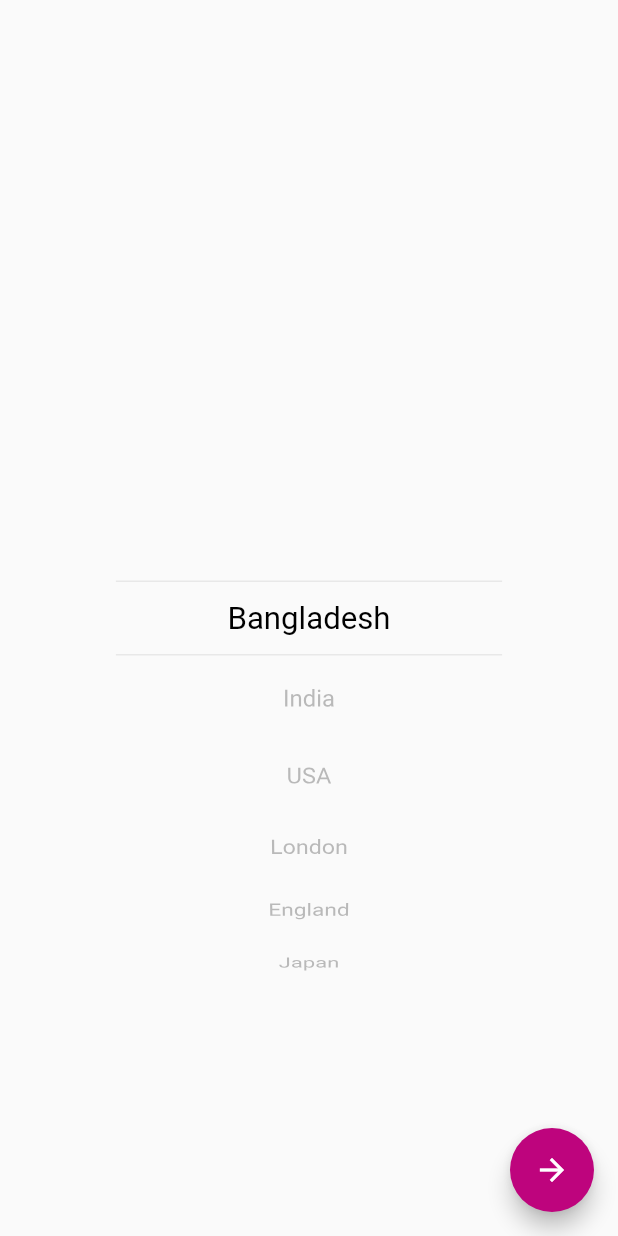
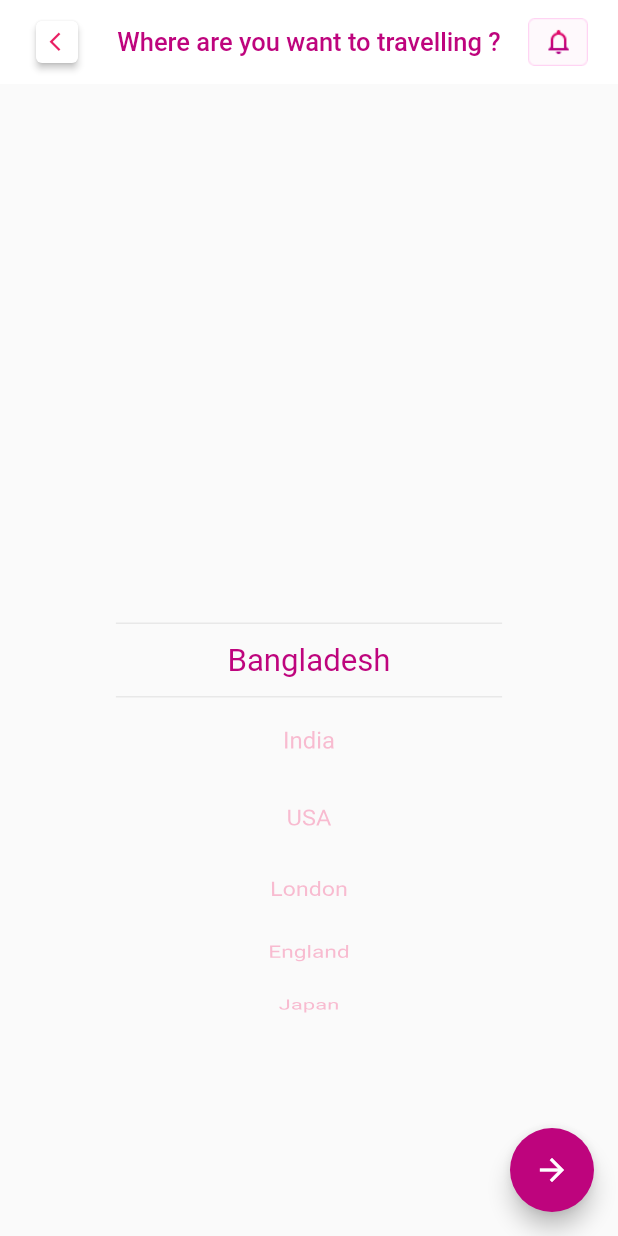
Before and after one commit to ChoyonBonik/abedok_police_clearence_page, a Flutter app: the CountryScrollPage screen opened directly, on a phone screen of 412 x 824 dp. Run offline on Flutter 3.47's test engine with Material 2 defaults, Android fonts, the phone set to English and light mode, and no system bars; drawn by our look-alikes of auto_size_text; our stand-ins replace font_awesome_flutter, google_nav_bar; Roboto replaces fonts that are missing (Poppins SemiBold).

Commit message:
create country scroll page

```diff
--- a/lib/pages/country_scroll_page.dart
+++ b/lib/pages/country_scroll_page.dart
@@ -1,8 +1,7 @@
 import 'package:abedok_police_clearence_page/pages/dashboard_page.dart';
+import 'package:abedok_police_clearence_page/pages/home_page.dart';
 import 'package:auto_size_text/auto_size_text.dart';
 import 'package:flutter/material.dart';
-
-import 'image_upload_page.dart';
 
 class CountryScrollPage extends StatefulWidget {
   const CountryScrollPage({Key? key}) : super(key: key);
@@ -21,11 +20,73 @@ class _CountryScrollPageState extends State<CountryScrollPage> {
     super.initState();
     countries = allCountries();
   }
+
   @override
   Widget build(BuildContext context) {
+    const mockupWidth = 414;
+    final width = MediaQuery.of(context).size.width;
+    final textScaleFactor = width / mockupWidth;
     return Scaffold(
-      body: Stack(
-        children: [
+        appBar: AppBar(
+          elevation: 0,
+          backgroundColor: Colors.white,
+          leading: Container(
+            height: 40 / mockupWidth * width,
+            width: 40 / mockupWidth * width,
+            margin: const EdgeInsets.only(left: 20, top: 10, bottom: 10),
+            child: Card(
+              elevation: 2,
+              color: Colors.white,
+              child: InkWell(
+                onTap: () {
+                  Navigator.push(context, MaterialPageRoute(
+                    builder: (context) {
+                      return HomePage();
+                    },
+                  ));
+                },
+                child: Container(
+                  margin: const EdgeInsets.only(left: 5),
+                  child: const Icon(
+                    Icons.arrow_back_ios,
+                    size: 15.0,
+                    color: Colors.pink,
+                  ),
+                ),
+              ),
+            ),
+          ),
+          centerTitle: true,
+          title: AutoSizeText(
+            "Where are you want to travelling ?",
+            maxLines: 1,
+            textScaleFactor: textScaleFactor,
+            overflow: TextOverflow.ellipsis,
+            style: const TextStyle(
+              color: Color(0xffbe047d),
+              fontSize: 17,
+              fontFamily: "Poppins SemiBold",
+            ),
+          ),
+          actions: [
+            Card(
+              margin: EdgeInsets.only(right: 20, top: 10, bottom: 10),
+              elevation: 0,
+              color: Colors.white,
+              child: InkWell(
+                onTap: () {},
+                child: Container(
+                  child: Image(
+                    image: AssetImage('images/ic_notification.png'),
+                    width: 40,
+                    height: 40,
+                  ),
+                ),
+              ),
+            ),
+          ],
+        ),
+        body: Stack(children: [
           Positioned(
             left: 0,
             right: 0,
@@ -42,9 +103,7 @@ class _CountryScrollPageState extends State<CountryScrollPage> {
                       border: Border.symmetric(
                           horizontal: BorderSide(
                     color: Colors.grey.withOpacity(0.2),
-                     )
-                   )
-                  ),
+                  ))),
                 ),
               ),
             ),
@@ -61,36 +120,42 @@ class _CountryScrollPageState extends State<CountryScrollPage> {
                 squeeze: 1.0,
                 useMagnifier: true,
                 magnification: 1.3,
-                onSelectedItemChanged: (index){
+                onSelectedItemChanged: (index) {
                   setState(() {
                     currentCountry = countries[index].names!;
                   });
                 },
                 childDelegate: ListWheelChildBuilderDelegate(
                   childCount: countries.length,
-                  builder: (context, index){
+                  builder: (context, index) {
                     return WheelTile(
                         currentCountry == countries[index].names
-                            ? Colors.black
-                            : Colors.black26,
+                            ? Color(0xffbe047d)
+                            : Colors.pink.shade100,
                         countries[index].names!);
                   },
                 ),
               ),
             ),
           ),
-        ]
+        ]),
+        floatingActionButton: FloatingActionButton(
+          onPressed: () {
+            Navigator.push(
+              context,
+              MaterialPageRoute(
+                builder: (context) {
+                  return DashboardPage();
+                },
               ),
-      floatingActionButton: FloatingActionButton(
-        onPressed: (){
-          print(currentCountry);
+            );
           },
           backgroundColor: Color(0xffbe047d),
           child: Icon(Icons.arrow_forward),
-      )
-    );
+        ));
   }
 }
+
 class Country {
   String? names;
   Country({
@@ -99,11 +164,13 @@ class Country {
   void setName(String getName) {
     names = getName;
   }
-  String getName(){
+
+  String getName() {
     return names!;
   }
 }
-List<Country> allCountries(){
+
+List<Country> allCountries() {
   List<Country> countries = [];
   Country countryModel = new Country();
 
@@ -287,15 +354,14 @@ List<Country> allCountries(){
   countries.add(countryModel);
   countryModel = new Country();
 
-
-
   return countries;
 }
+
 class WheelTile extends StatelessWidget {
   final String countries;
   final Color selectedColor;
-  const WheelTile(this.selectedColor, this.countries,
-      {Key? key}) : super(key: key);
+  const WheelTile(this.selectedColor, this.countries, {Key? key})
+      : super(key: key);
 
   @override
   Widget build(BuildContext context) {
```
Lines whose indentation alone changed are shown as unchanged.
